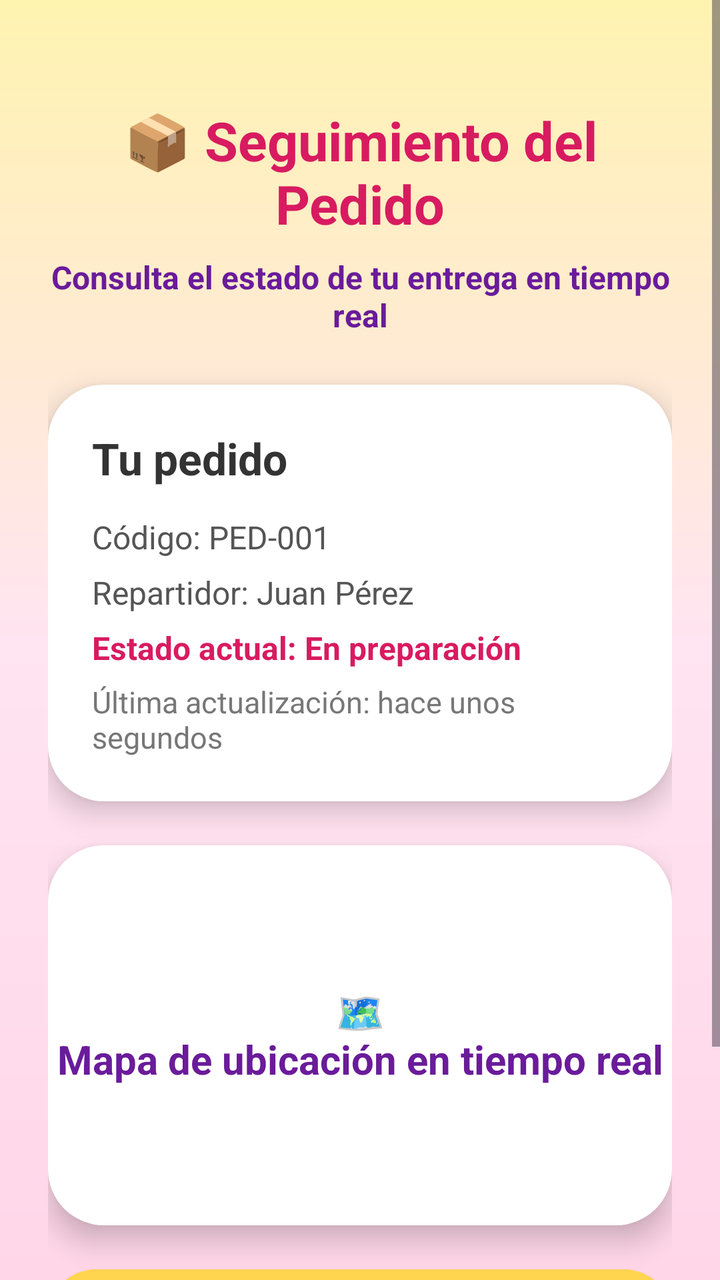
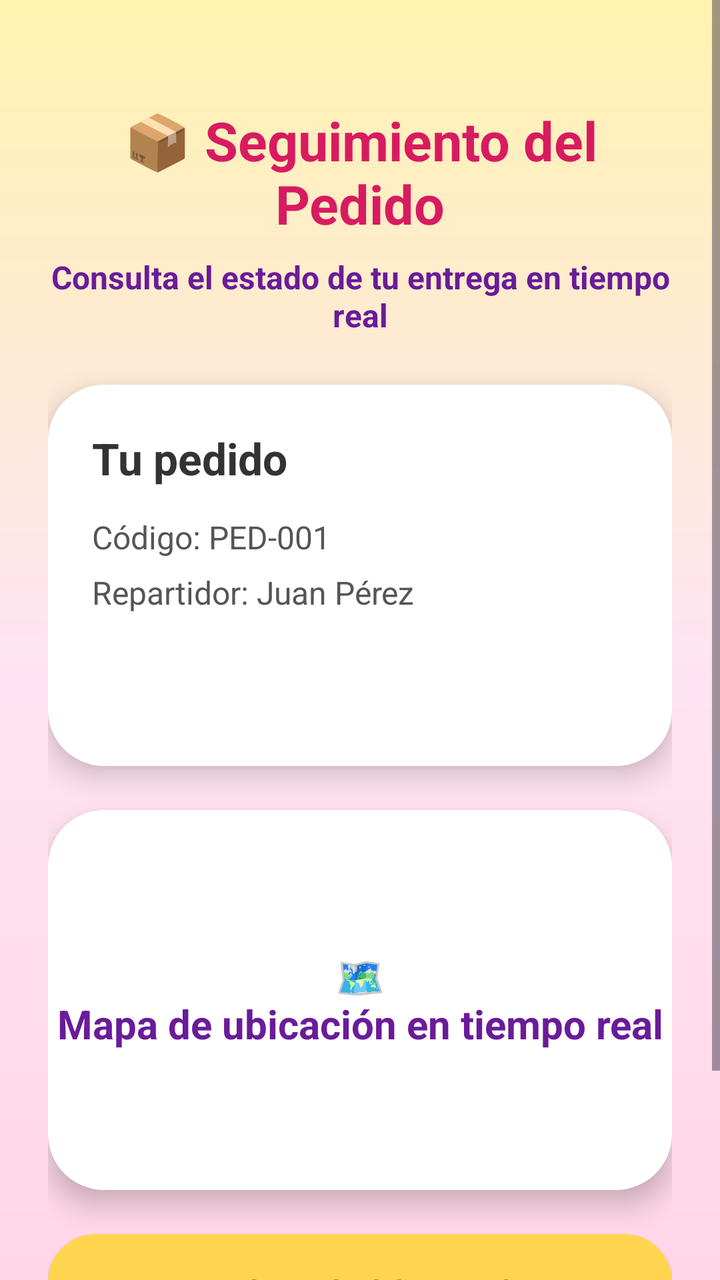

Before-and-after screenshots of an Android layout around one commit, followed by the original layout XML and the change that was made.
<!-- AndroidManifest.xml: application theme Theme.ProyectoInnovacionPDM2026GT1Grupo2 -->
<!-- res/layout/activity_cliente.xml -->
<?xml version="1.0" encoding="utf-8"?>
<ScrollView xmlns:android="http://schemas.android.com/apk/res/android"
    android:layout_width="match_parent"
    android:layout_height="match_parent"
    android:fillViewport="true"
    android:background="@drawable/bg_delivery_gradient">

    <LinearLayout
        android:layout_width="match_parent"
        android:layout_height="wrap_content"
        android:orientation="vertical"
        android:padding="24dp">

        
        <TextView
            android:layout_width="match_parent"
            android:layout_height="wrap_content"
            android:text="📦 Seguimiento del Pedido"
            android:textSize="27sp"
            android:textStyle="bold"
            android:textColor="#D81B60"
            android:gravity="center"
            android:layout_marginTop="28dp"
            android:layout_marginBottom="8dp" />

        <TextView
            android:layout_width="match_parent"
            android:layout_height="wrap_content"
            android:text="Consulta el estado de tu entrega en tiempo real"
            android:textSize="16sp"
            android:textStyle="bold"
            android:textColor="#6A1B9A"
            android:gravity="center"
            android:layout_marginBottom="24dp" />

        
        <LinearLayout
            android:layout_width="match_parent"
            android:layout_height="wrap_content"
            android:orientation="vertical"
            android:background="@drawable/bg_card_login"
            android:elevation="8dp"
            android:padding="22dp"
            android:layout_marginBottom="22dp">

            <TextView
                android:layout_width="match_parent"
                android:layout_height="wrap_content"
                android:text="Tu pedido"
                android:textSize="22sp"
                android:textStyle="bold"
                android:textColor="#333333"
                android:layout_marginBottom="14dp" />

            <TextView
                android:layout_width="match_parent"
                android:layout_height="wrap_content"
                android:text="Código: PED-001"
                android:textSize="16sp"
                android:textColor="#555555"
                android:layout_marginBottom="6dp" />

            <TextView
                android:layout_width="match_parent"
                android:layout_height="wrap_content"
                android:text="Repartidor: Juan Pérez"
                android:textSize="16sp"
                android:textColor="#555555"
                android:layout_marginBottom="6dp" />

            <TextView
                android:layout_width="match_parent"
                android:layout_height="wrap_content"
                android:text="Estado actual: En preparación"
                android:textSize="16sp"
                android:textStyle="bold"
                android:textColor="#D81B60"
                android:layout_marginBottom="6dp" />

            <TextView
                android:layout_width="match_parent"
                android:layout_height="wrap_content"
                android:text="Última actualización: hace unos segundos"
                android:textSize="15sp"
                android:textColor="#777777" />

        </LinearLayout>

        
        <TextView
            android:layout_width="match_parent"
            android:layout_height="190dp"
            android:text="🗺️\nMapa de ubicación en tiempo real"
            android:textSize="20sp"
            android:textStyle="bold"
            android:textColor="#6A1B9A"
            android:gravity="center"
            android:background="@drawable/bg_card_login"
            android:elevation="8dp"
            android:layout_marginBottom="22dp" />

        <Button
            android:id="@+id/btnVerUbicacion"
            android:layout_width="match_parent"
            android:layout_height="56dp"
            android:text="Ver ubicación del repartidor"
            android:textAllCaps="false"
            android:textStyle="bold"
            android:textColor="#333333"
            android:background="@drawable/bg_button_yellow"
            android:layout_marginBottom="12dp" />

        <Button
            android:id="@+id/btnVerEvidencia"
            android:layout_width="match_parent"
            android:layout_height="56dp"
            android:text="Ver evidencia de entrega"
            android:textAllCaps="false"
            android:textStyle="bold"
            android:textColor="#FFFFFF"
            android:background="@drawable/bg_button_dark_pink" />

    </LinearLayout>

</ScrollView>
<!-- resources referenced by this layout -->
<resources>
  <!-- drawable bg_button_dark_pink (drawable) -->
  <?xml version="1.0" encoding="utf-8"?>
  <shape xmlns:android="http://schemas.android.com/apk/res/android">
  
      
      <solid android:color="#D81B60" />
  
      <corners android:radius="24dp" />
  
  </shape>
  <!-- drawable bg_button_yellow (drawable) -->
  <?xml version="1.0" encoding="utf-8"?>
  <shape xmlns:android="http://schemas.android.com/apk/res/android">
  
      
      <solid android:color="#FFD54F" />
  
      <corners android:radius="24dp" />
  
  </shape>
  <!-- drawable bg_card_login (drawable) -->
  <?xml version="1.0" encoding="utf-8"?>
  <shape xmlns:android="http://schemas.android.com/apk/res/android">
  
      
      <solid android:color="#FFFFFF" />
  
      <corners android:radius="28dp" />
  
  </shape>
  <!-- drawable bg_delivery_gradient (drawable) -->
  <?xml version="1.0" encoding="utf-8"?>
  <shape xmlns:android="http://schemas.android.com/apk/res/android">
  
      
      <gradient
          android:startColor="#FFF3B0"
          android:centerColor="#FFE4F1"
          android:endColor="#FFD6E8"
          android:angle="270" />
  
  </shape>
  <style name="Theme.ProyectoInnovacionPDM2026GT1Grupo2" parent="Base.Theme.ProyectoInnovacionPDM2026GT1Grupo2" />
  <style name="Base.Theme.ProyectoInnovacionPDM2026GT1Grupo2" parent="Theme.Material3.DayNight.NoActionBar">
          
          
      </style>
</resources>

<!-- the commit's change to res/layout/activity_cliente.xml (unified diff, before → after) -->
@@ -71,16 +71,16 @@
             <TextView
                 android:layout_width="match_parent"
                 android:layout_height="wrap_content"
-                android:text="Estado actual: En preparación"
+                android:id="@+id/txtEstadoCliente"
                 android:textSize="16sp"
                 android:textStyle="bold"
                 android:textColor="#D81B60"
                 android:layout_marginBottom="6dp" />
 
             <TextView
+                android:id="@+id/txtUltimaActualizacionCliente"
                 android:layout_width="match_parent"
                 android:layout_height="wrap_content"
-                android:text="Última actualización: hace unos segundos"
                 android:textSize="15sp"
                 android:textColor="#777777" />
 
